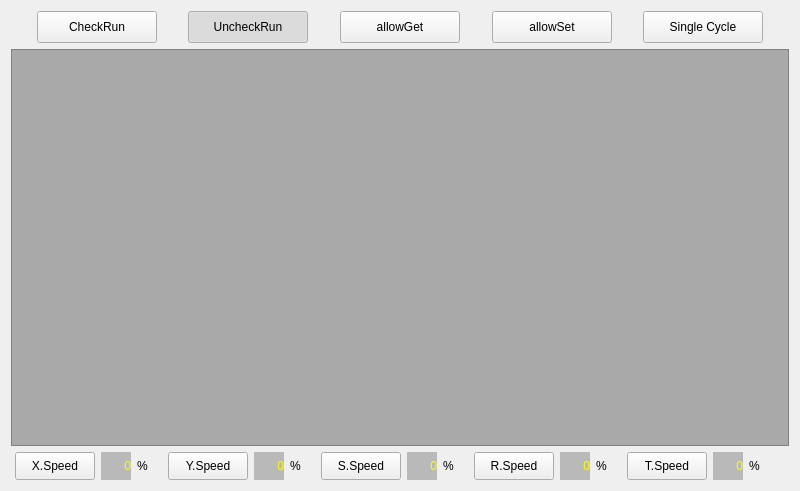
Qt form hcinstruction/ichcprogrammonitorframe.ui (GaussCheng/2-5AxisPunch) before a commit.
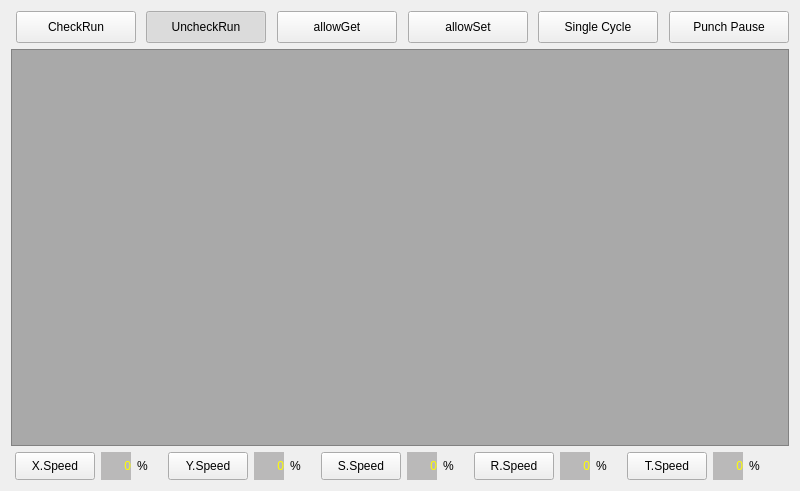
The same form after that commit.

Patch:
```diff
--- a/hcinstruction/ichcprogrammonitorframe.ui
+++ b/hcinstruction/ichcprogrammonitorframe.ui
@@ -245,6 +245,22 @@
        </property>
       </spacer>
      </item>
+     <item>
+      <widget class="QPushButton" name="punchPause">
+       <property name="minimumSize">
+        <size>
+         <width>120</width>
+         <height>32</height>
+        </size>
+       </property>
+       <property name="focusPolicy">
+        <enum>Qt::NoFocus</enum>
+       </property>
+       <property name="text">
+        <string>Punch Pause</string>
+       </property>
+      </widget>
+     </item>
     </layout>
    </item>
    <item>
```
